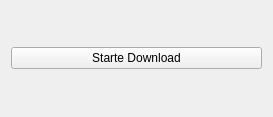
DerDudemeister046/AJCore_XML_Communicator, file XML_Communicator/xml_communicator_widget.ui: the form before one commit.
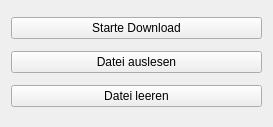
The form after the commit.

The edit to the form file:
```diff
--- a/XML_Communicator/xml_communicator_widget.ui
+++ b/XML_Communicator/xml_communicator_widget.ui
@@ -7,13 +7,20 @@
     <x>0</x>
     <y>0</y>
     <width>273</width>
-    <height>117</height>
+    <height>127</height>
    </rect>
   </property>
   <property name="windowTitle">
    <string>XML_Communicator_Widget</string>
   </property>
   <layout class="QGridLayout" name="gridLayout">
+   <item row="1" column="0">
+    <widget class="QPushButton" name="readXML_btn">
+     <property name="text">
+      <string>Datei auslesen</string>
+     </property>
+    </widget>
+   </item>
    <item row="0" column="0">
     <widget class="QPushButton" name="startDownload_btn">
      <property name="text">
@@ -21,6 +28,13 @@
      </property>
     </widget>
    </item>
+   <item row="2" column="0">
+    <widget class="QPushButton" name="flushFile_btn">
+     <property name="text">
+      <string>Datei leeren</string>
+     </property>
+    </widget>
+   </item>
   </layout>
  </widget>
  <resources/>
```
